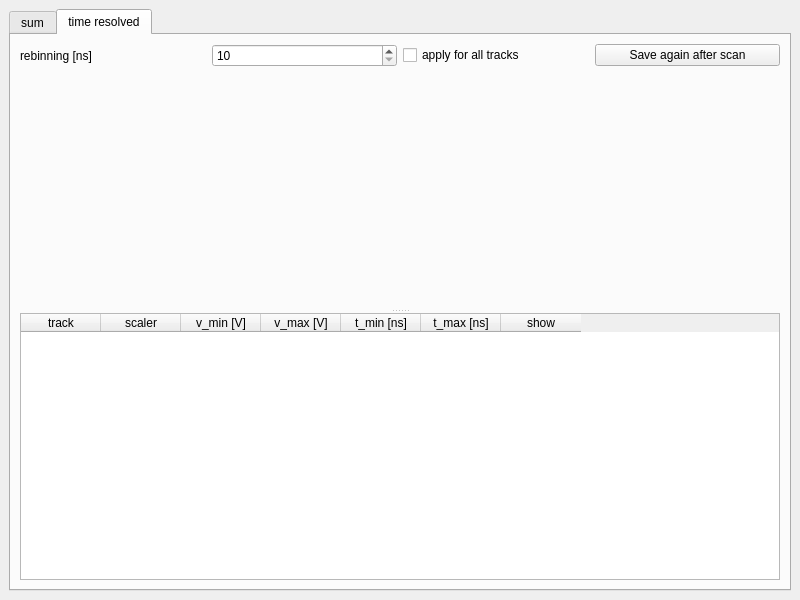
Above: TildaHost/source/Interface/LiveDataPlottingUi/Ui_LiveDataPlotting.ui from lasersphere/Tilda before the change. Below: the same form after it.
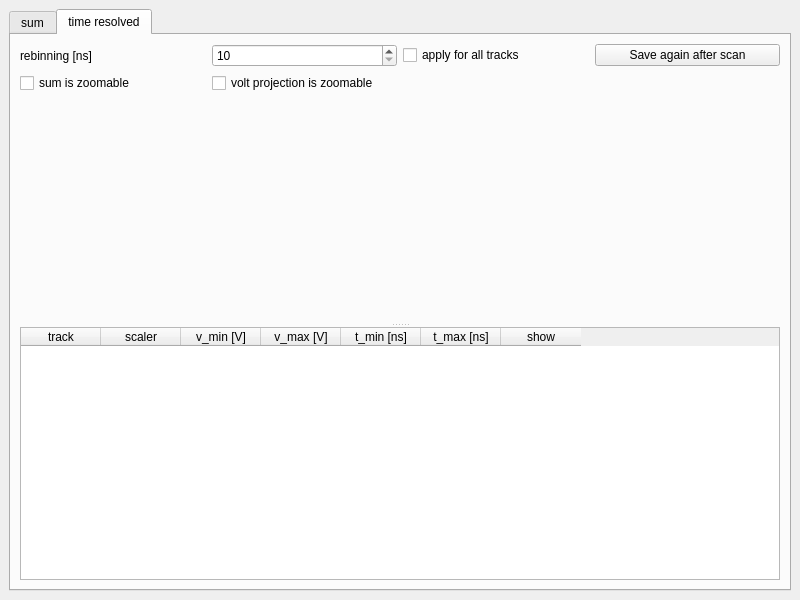
That is the form after the change.

Commit message: added zooming options for plots

Diff of the .ui file:
```diff
--- a/TildaHost/source/Interface/LiveDataPlottingUi/Ui_LiveDataPlotting.ui
+++ b/TildaHost/source/Interface/LiveDataPlottingUi/Ui_LiveDataPlotting.ui
@@ -168,6 +168,20 @@
             </property>
            </widget>
           </item>
+          <item row="1" column="0">
+           <widget class="QCheckBox" name="checkBox_sum_zoom">
+            <property name="text">
+             <string>sum is zoomable</string>
+            </property>
+           </widget>
+          </item>
+          <item row="1" column="2">
+           <widget class="QCheckBox" name="checkBox_volt_line_zoom">
+            <property name="text">
+             <string>volt projection is zoomable</string>
+            </property>
+           </widget>
+          </item>
          </layout>
         </item>
         <item>
```
The commit also changes 2 other files.
